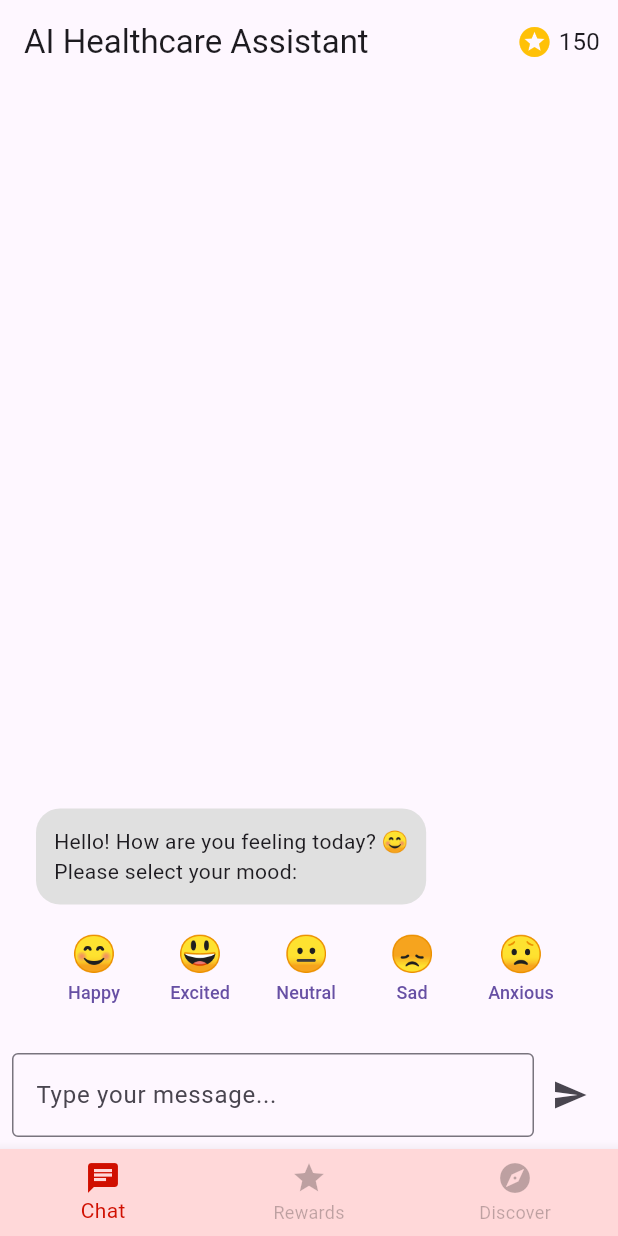
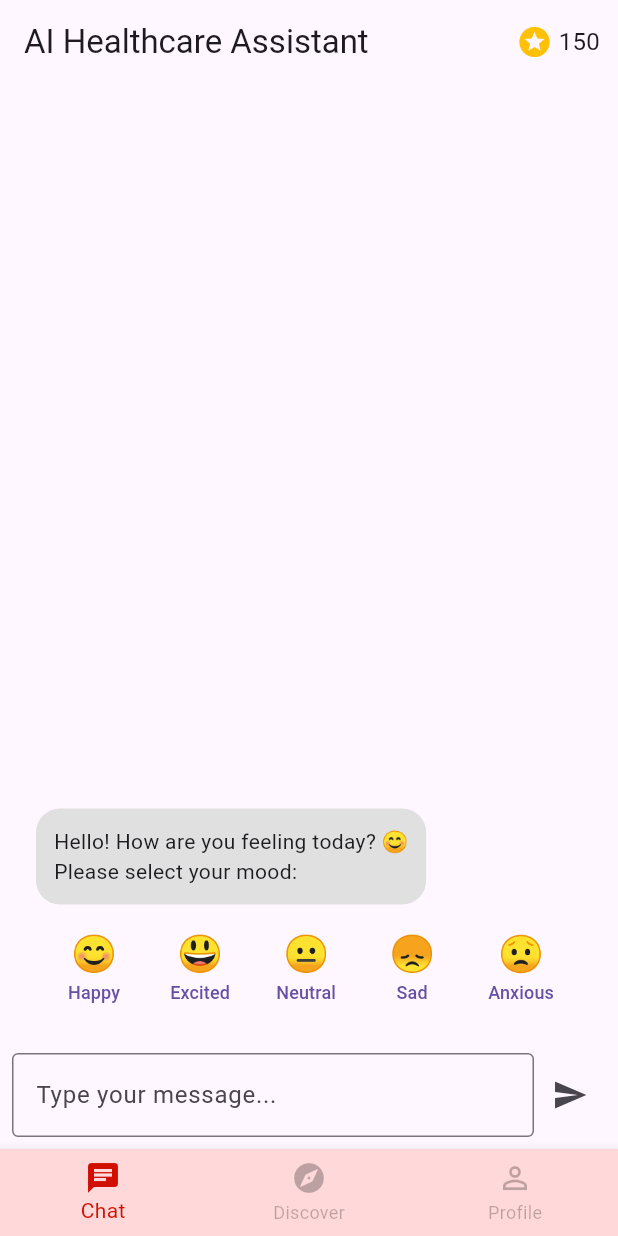
Before and after one commit to Jiunhong712/Sympto_Quest, a Flutter app: the MainApp screen opened directly, on a phone screen of 412 x 824 dp. Run offline on Flutter 3.47's test engine with Material 3 defaults, Android fonts, the light colour scheme and no system bars; our stand-ins replace youtube_player_flutter.

Commit message:
Removed "Rewards" and added "Profile"

```diff
--- a/lib/components/navigation_bar.dart
+++ b/lib/components/navigation_bar.dart
@@ -1,7 +1,7 @@
 import 'package:flutter/material.dart';
 import '../screens/chat/chatbot_page.dart';
-import '../screens/rewards/rewards_page.dart';
 import '../screens/discover/discover_page.dart';
+import '../screens/profile/profile_page.dart';
 
 class MainApp extends StatefulWidget {
   @override
@@ -12,8 +12,8 @@ class _MainAppState extends State<MainApp> {
   int _currentIndex = 0;
   final List<Widget> _pages = [
     ChatPage(),
-    RewardsPage(),
     DiscoverPage(),
+    ProfilePage(),
   ];
 
   @override
@@ -29,8 +29,11 @@ class _MainAppState extends State<MainApp> {
         elevation: 8.0,
         items: const [
           BottomNavigationBarItem(icon: Icon(Icons.chat), label: 'Chat'),
-          BottomNavigationBarItem(icon: Icon(Icons.star), label: 'Rewards'),
           BottomNavigationBarItem(icon: Icon(Icons.explore), label: 'Discover'),
+          BottomNavigationBarItem(
+            icon: Icon(Icons.person_outline),
+            label: 'Profile',
+          ),
         ],
         onTap: (index) => setState(() => _currentIndex = index),
       ),
--- a/pubspec.yaml
+++ b/pubspec.yaml
@@ -59,7 +59,7 @@ flutter:
   # the material Icons class.
   uses-material-design: true
   assets:
-    - assets/images/Logo.png
+    - assets/images/
   # To add assets to your application, add an assets section, like this:
   # assets:
   #   - images/a_dot_burr.jpeg
```
